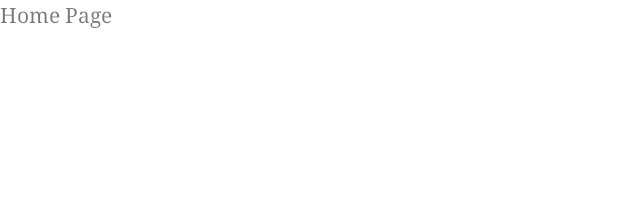
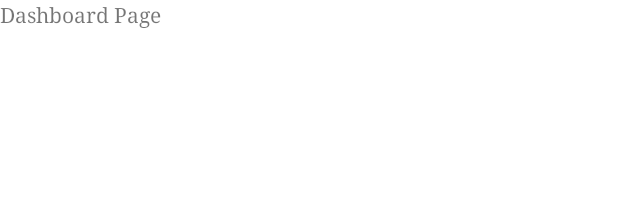
Before and after one commit to deep1360/CegepSoccerLeague, an Android app: the layout activity_dashboard.xml on its own in the app's theme, with its tools: preview values and no code run, on a phone screen of 412 x 824 dp. Shown: the top 197 px of the screen. Run offline under Robolectric (Android 15) with nearby library versions, the phone set to English and light mode, and no system bars.

Commit message:
Dashboard Message Changed

```diff
--- a/app/src/main/res/layout/activity_dashboard.xml
+++ b/app/src/main/res/layout/activity_dashboard.xml
@@ -9,6 +9,6 @@
     <TextView
         android:layout_width="match_parent"
         android:layout_height="match_parent"
-        android:text="Home Page"/>
+        android:text="Dashboard Page"/>
 
 </androidx.constraintlayout.widget.ConstraintLayout>
```
